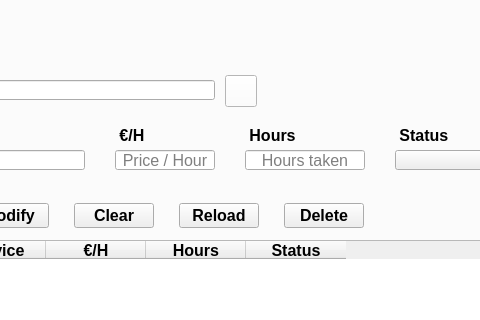
This is windows/MainWindow.ui in IsolracI/DI-recuperacion as Qt 5 draws it before an edit; both pictures show x 376 to 856 and y 194 to 514 of the 978 by 919 pixel window. The edited form follows.
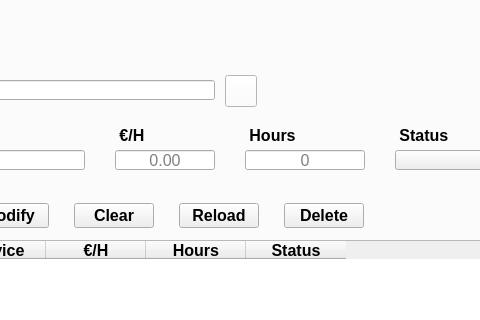
This is the edited form. Icons and pictures are not drawn.

What changed in the file:
```diff
--- a/windows/MainWindow.ui
+++ b/windows/MainWindow.ui
@@ -874,7 +874,7 @@
          <set>Qt::AlignCenter</set>
         </property>
         <property name="placeholderText">
-         <string>Hours taken</string>
+         <string>0</string>
         </property>
        </widget>
        <widget class="QLabel" name="lbl_taskHours">
@@ -1225,7 +1225,7 @@
          <set>Qt::AlignCenter</set>
         </property>
         <property name="placeholderText">
-         <string>Price / Hour</string>
+         <string>0.00</string>
         </property>
        </widget>
        <widget class="QLabel" name="lbl_taskID">
```
